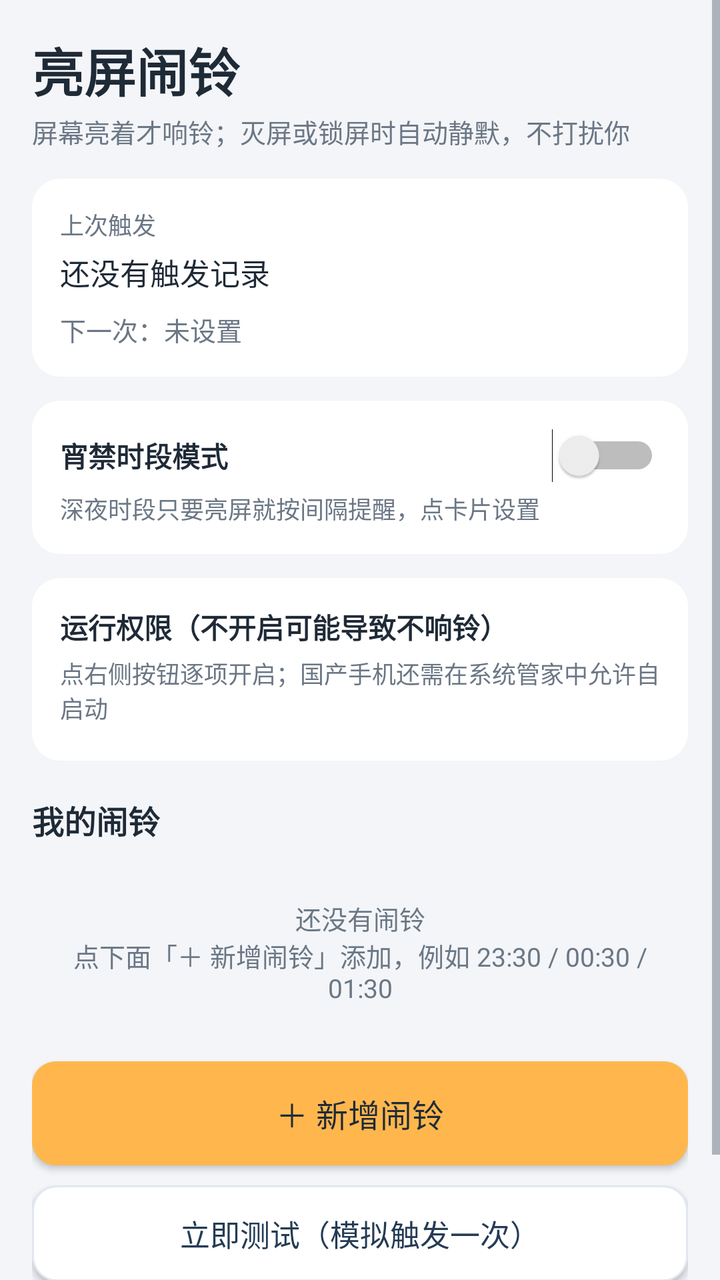
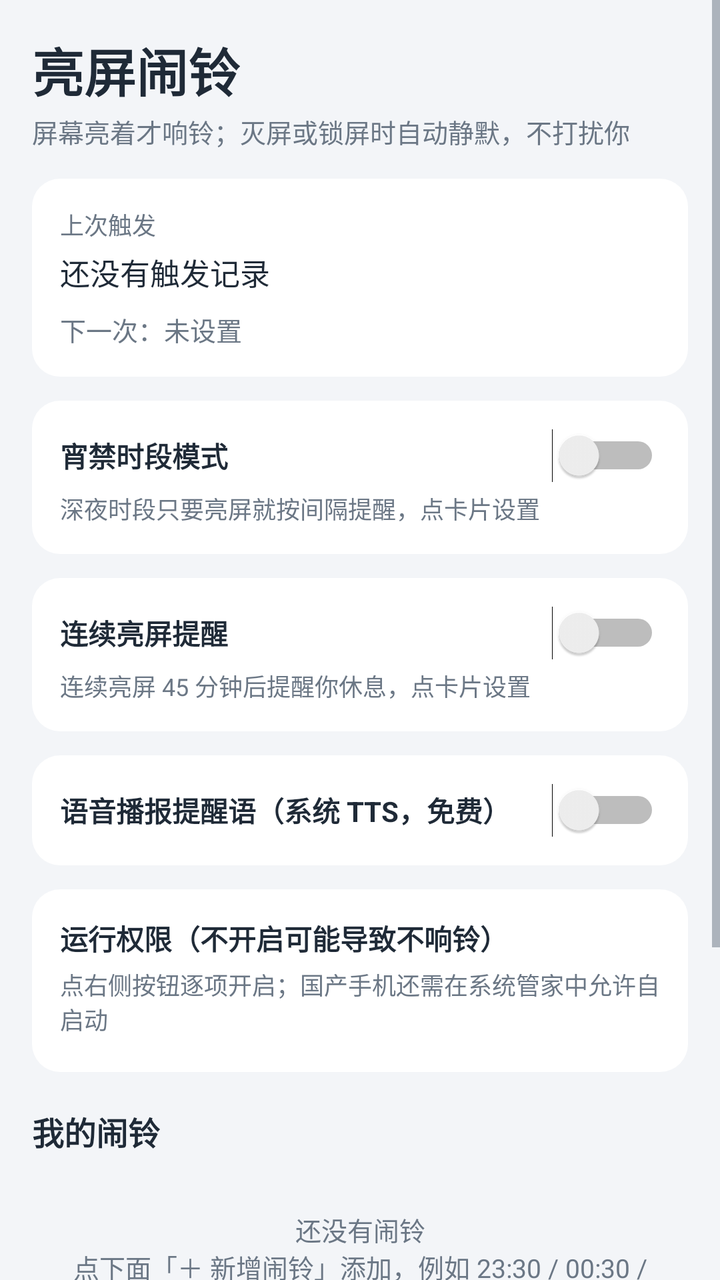

Two renders of the same Android screen: before a commit and after it. Below are the layout's source before the change and the commit's diff.
<!-- AndroidManifest.xml: application theme Theme.LightAlarm -->
<!-- res/layout/activity_main.xml -->
<?xml version="1.0" encoding="utf-8"?>
<ScrollView xmlns:android="http://schemas.android.com/apk/res/android"
    android:layout_width="match_parent"
    android:layout_height="match_parent"
    android:background="@color/bg"
    android:fillViewport="true">

    <LinearLayout
        android:layout_width="match_parent"
        android:layout_height="wrap_content"
        android:orientation="vertical"
        android:padding="16dp">

        <TextView
            android:layout_width="wrap_content"
            android:layout_height="wrap_content"
            android:text="亮屏闹铃"
            android:textColor="@color/text"
            android:textSize="26sp"
            android:textStyle="bold" />

        <TextView
            android:layout_width="match_parent"
            android:layout_height="wrap_content"
            android:paddingBottom="14dp"
            android:paddingTop="2dp"
            android:text="屏幕亮着才响铃；灭屏或锁屏时自动静默，不打扰你"
            android:textColor="@color/sub"
            android:textSize="13sp" />

        <LinearLayout
            android:layout_width="match_parent"
            android:layout_height="wrap_content"
            android:background="@drawable/bg_card"
            android:orientation="vertical"
            android:padding="14dp">

            <TextView
                android:layout_width="wrap_content"
                android:layout_height="wrap_content"
                android:text="上次触发"
                android:textColor="@color/sub"
                android:textSize="12sp" />

            <TextView
                android:id="@+id/tvLastStatus"
                android:layout_width="match_parent"
                android:layout_height="wrap_content"
                android:paddingTop="4dp"
                android:text="还没有触发记录"
                android:textColor="@color/text"
                android:textSize="15sp" />

            <TextView
                android:id="@+id/tvNextAlarm"
                android:layout_width="match_parent"
                android:layout_height="wrap_content"
                android:paddingTop="8dp"
                android:text="下一次：未设置"
                android:textColor="@color/sub"
                android:textSize="13sp" />
        </LinearLayout>

        <LinearLayout
            android:id="@+id/curfewCard"
            android:layout_width="match_parent"
            android:layout_height="wrap_content"
            android:layout_marginTop="12dp"
            android:background="@drawable/bg_card"
            android:orientation="vertical"
            android:padding="14dp">

            <LinearLayout
                android:layout_width="match_parent"
                android:layout_height="wrap_content"
                android:gravity="center_vertical"
                android:orientation="horizontal">

                <TextView
                    android:layout_width="0dp"
                    android:layout_height="wrap_content"
                    android:layout_weight="1"
                    android:text="宵禁时段模式"
                    android:textColor="@color/text"
                    android:textSize="14sp"
                    android:textStyle="bold" />

                <Switch
                    android:id="@+id/switchCurfew"
                    android:layout_width="wrap_content"
                    android:layout_height="wrap_content" />
            </LinearLayout>

            <TextView
                android:id="@+id/tvCurfewInfo"
                android:layout_width="match_parent"
                android:layout_height="wrap_content"
                android:paddingTop="4dp"
                android:text="深夜时段只要亮屏就按间隔提醒，点卡片设置"
                android:textColor="@color/sub"
                android:textSize="12sp" />
        </LinearLayout>

        <LinearLayout
            android:layout_width="match_parent"
            android:layout_height="wrap_content"
            android:layout_marginTop="12dp"
            android:background="@drawable/bg_card"
            android:orientation="vertical"
            android:padding="14dp">

            <TextView
                android:id="@+id/tvPermTitle"
                android:layout_width="wrap_content"
                android:layout_height="wrap_content"
                android:text="运行权限（不开启可能导致不响铃）"
                android:textColor="@color/text"
                android:textSize="14sp"
                android:textStyle="bold" />

            <LinearLayout
                android:id="@+id/permBody"
                android:layout_width="match_parent"
                android:layout_height="wrap_content"
                android:orientation="vertical">

                <TextView
                    android:layout_width="match_parent"
                    android:layout_height="wrap_content"
                    android:paddingTop="4dp"
                    android:text="点右侧按钮逐项开启；国产手机还需在系统管家中允许自启动"
                    android:textColor="@color/sub"
                    android:textSize="12sp" />

                <LinearLayout
                    android:id="@+id/permContainer"
                    android:layout_width="match_parent"
                    android:layout_height="wrap_content"
                    android:orientation="vertical"
                    android:paddingTop="4dp" />
            </LinearLayout>
        </LinearLayout>

        <TextView
            android:layout_width="wrap_content"
            android:layout_height="wrap_content"
            android:layout_marginBottom="8dp"
            android:layout_marginTop="18dp"
            android:text="我的闹铃"
            android:textColor="@color/text"
            android:textSize="16sp"
            android:textStyle="bold" />

        <LinearLayout
            android:id="@+id/alarmContainer"
            android:layout_width="match_parent"
            android:layout_height="wrap_content"
            android:orientation="vertical" />

        <TextView
            android:id="@+id/tvEmpty"
            android:layout_width="match_parent"
            android:layout_height="wrap_content"
            android:gravity="center"
            android:padding="20dp"
            android:text="还没有闹铃\n点下面「＋ 新增闹铃」添加，例如 23:30 / 00:30 / 01:30"
            android:textColor="@color/sub"
            android:textSize="13sp" />

        <Button
            android:id="@+id/btnAdd"
            android:layout_width="match_parent"
            android:layout_height="52dp"
            android:layout_marginTop="8dp"
            android:background="@drawable/bg_button_primary"
            android:text="＋ 新增闹铃"
            android:textAllCaps="false"
            android:textColor="#FF1F2A37"
            android:textSize="16sp" />

        <Button
            android:id="@+id/btnTest"
            android:layout_width="match_parent"
            android:layout_height="48dp"
            android:layout_marginTop="10dp"
            android:background="@drawable/bg_button_secondary"
            android:text="立即测试（模拟触发一次）"
            android:textAllCaps="false"
            android:textColor="@color/primary"
            android:textSize="15sp" />

        <TextView
            android:layout_width="match_parent"
            android:layout_height="wrap_content"
            android:lineSpacingExtra="4dp"
            android:paddingTop="14dp"
            android:text="说明：不勾选重复星期＝只响一次；触发瞬间若已锁屏或灭屏，视为没在玩手机，全程静默（不响、不振动、不亮屏）。"
            android:textColor="@color/sub"
            android:textSize="12sp" />

    </LinearLayout>
</ScrollView>
<!-- resources referenced by this layout -->
<resources>
  <color name="bg">#FFF3F5F8</color>
  <color name="primary">#FF243B55</color>
  <color name="sub">#FF6B7785</color>
  <color name="text">#FF1F2A37</color>
  <!-- drawable bg_button_primary (drawable) -->
  <?xml version="1.0" encoding="utf-8"?>
  <shape xmlns:android="http://schemas.android.com/apk/res/android"
      android:shape="rectangle">
      <solid android:color="@color/accent" />
      <corners android:radius="12dp" />
  </shape>
  <!-- drawable bg_button_secondary (drawable) -->
  <?xml version="1.0" encoding="utf-8"?>
  <shape xmlns:android="http://schemas.android.com/apk/res/android"
      android:shape="rectangle">
      <solid android:color="#FFFFFFFF" />
      <stroke
          android:width="1dp"
          android:color="@color/divider" />
      <corners android:radius="12dp" />
  </shape>
  <!-- drawable bg_card (drawable) -->
  <?xml version="1.0" encoding="utf-8"?>
  <shape xmlns:android="http://schemas.android.com/apk/res/android"
      android:shape="rectangle">
      <solid android:color="@color/card" />
      <corners android:radius="14dp" />
  </shape>
  <style name="Theme.LightAlarm" parent="Theme.AppCompat.Light.NoActionBar">
          <item name="colorPrimary">@color/primary</item>
          <item name="colorPrimaryDark">@color/primary_dark</item>
          <item name="colorAccent">@color/accent</item>
          <item name="android:windowBackground">@color/bg</item>
          <item name="android:statusBarColor">@color/primary_dark</item>
          <item name="android:textColorPrimary">@color/text</item>
          <item name="android:textColorSecondary">@color/sub</item>
      </style>
  <color name="accent">#FFFFB74D</color>
  <color name="divider">#FFE3E8EF</color>
  <color name="card">#FFFFFFFF</color>
  <color name="primary_dark">#FF16232F</color>
</resources>

<!-- the commit's change to res/layout/activity_main.xml (unified diff, before → after) -->
@@ -99,6 +99,70 @@
                 android:text="深夜时段只要亮屏就按间隔提醒，点卡片设置"
                 android:textColor="@color/sub"
                 android:textSize="12sp" />
+        </LinearLayout>
+
+        <LinearLayout
+            android:id="@+id/screenCard"
+            android:layout_width="match_parent"
+            android:layout_height="wrap_content"
+            android:layout_marginTop="12dp"
+            android:background="@drawable/bg_card"
+            android:orientation="vertical"
+            android:padding="14dp">
+
+            <LinearLayout
+                android:layout_width="match_parent"
+                android:layout_height="wrap_content"
+                android:gravity="center_vertical"
+                android:orientation="horizontal">
+
+                <TextView
+                    android:layout_width="0dp"
+                    android:layout_height="wrap_content"
+                    android:layout_weight="1"
+                    android:text="连续亮屏提醒"
+                    android:textColor="@color/text"
+                    android:textSize="14sp"
+                    android:textStyle="bold" />
+
+                <Switch
+                    android:id="@+id/switchScreen"
+                    android:layout_width="wrap_content"
+                    android:layout_height="wrap_content" />
+            </LinearLayout>
+
+            <TextView
+                android:id="@+id/tvScreenInfo"
+                android:layout_width="match_parent"
+                android:layout_height="wrap_content"
+                android:paddingTop="4dp"
+                android:text="连续亮屏 45 分钟后提醒你休息，点卡片设置"
+                android:textColor="@color/sub"
+                android:textSize="12sp" />
+        </LinearLayout>
+
+        <LinearLayout
+            android:layout_width="match_parent"
+            android:layout_height="wrap_content"
+            android:layout_marginTop="12dp"
+            android:background="@drawable/bg_card"
+            android:orientation="horizontal"
+            android:gravity="center_vertical"
+            android:padding="14dp">
+
+            <TextView
+                android:layout_width="0dp"
+                android:layout_height="wrap_content"
+                android:layout_weight="1"
+                android:text="语音播报提醒语（系统 TTS，免费）"
+                android:textColor="@color/text"
+                android:textSize="14sp"
+                android:textStyle="bold" />
+
+            <Switch
+                android:id="@+id/switchVoice"
+                android:layout_width="wrap_content"
+                android:layout_height="wrap_content" />
         </LinearLayout>
 
         <LinearLayout
